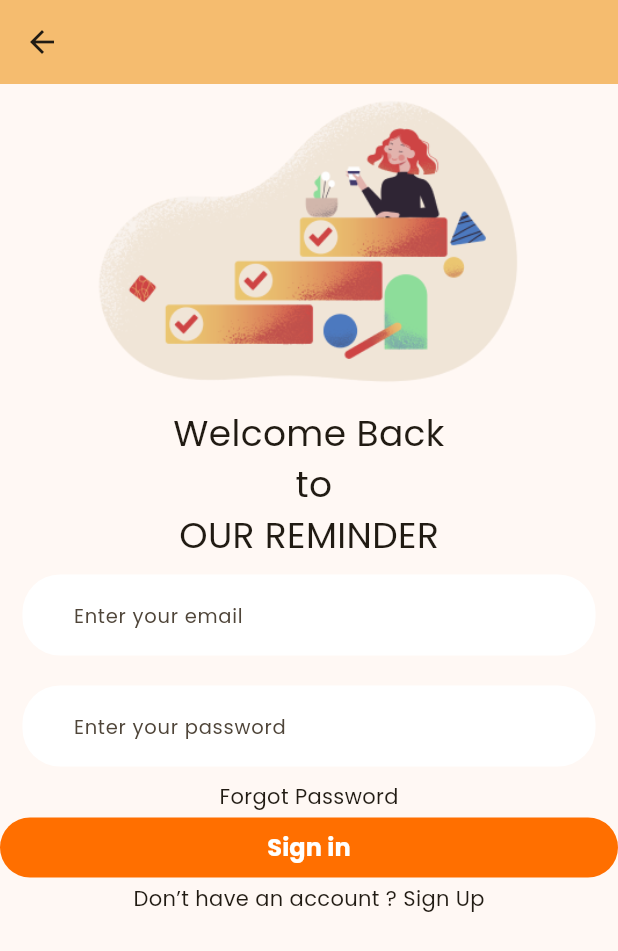
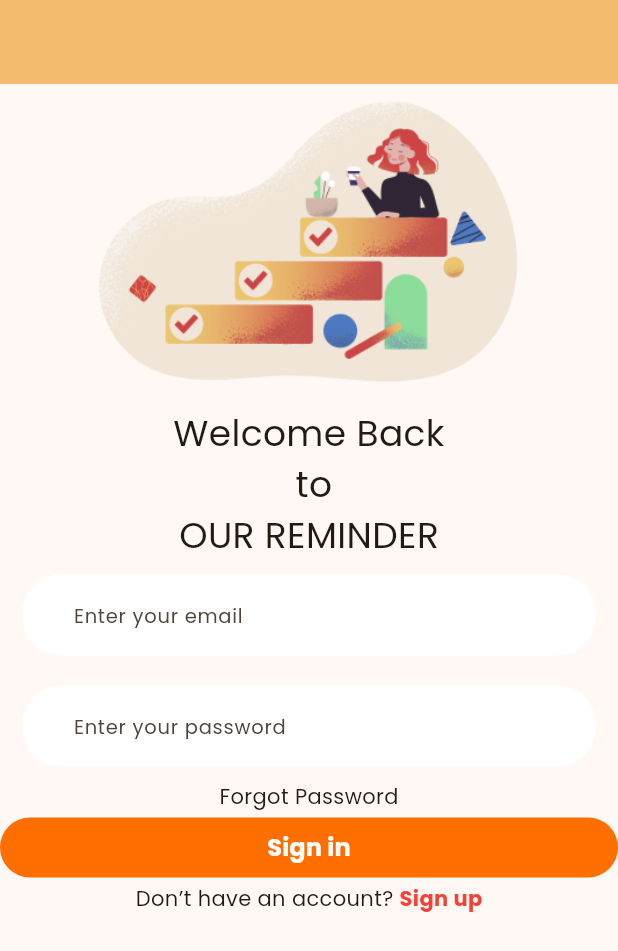
Before and after one commit to m4rri4nne/to_do_app_flutter, a Flutter app: the Login screen opened by its route, on a phone screen of 412 x 824 dp. Shown: the top 951 px of the screen. Run offline on Flutter 3.47's test engine with Material 3 defaults, Android fonts, the light colour scheme and no system bars.

Commit message:
Navegação

```diff
--- a/lib/components/info_header.dart
+++ b/lib/components/info_header.dart
@@ -8,7 +8,7 @@ class InfoHeader extends StatefulWidget {
 }
 
 class _InfoHeaderState extends State<InfoHeader> {
-  void action() {
+  void logout() {
     Navigator.pushNamed(context, '/');
   }
 
@@ -52,7 +52,7 @@ class _InfoHeaderState extends State<InfoHeader> {
                       backgroundColor:
                           MaterialStatePropertyAll(Colors.amber.shade900),
                     ),
-                    onPressed: action,
+                    onPressed: logout,
                     child: const Text(
                       'Logout',
                       style: TextStyle(
--- a/lib/screens/dashboard.dart
+++ b/lib/screens/dashboard.dart
@@ -16,6 +16,7 @@ class _DashboardState extends State<Dashboard> {
   Widget build(BuildContext context) {
     return Scaffold(
       appBar: AppBar(
+        automaticallyImplyLeading: false,
         backgroundColor: Theme.of(context).colorScheme.inversePrimary,
       ),
       body: const Column(
--- a/lib/screens/login.dart
+++ b/lib/screens/login.dart
@@ -13,11 +13,16 @@ class _LoginState extends State<Login> {
     Navigator.pushNamed(context, '/dashboard');
   }
 
+  void register() {
+    Navigator.pushNamed(context, '/registration');
+  }
+
   @override
   Widget build(BuildContext context) {
     return Scaffold(
       appBar: AppBar(
         backgroundColor: Theme.of(context).colorScheme.inversePrimary,
+        automaticallyImplyLeading: false,
       ),
       body: Center(
         child: Column(
@@ -100,10 +105,22 @@ class _LoginState extends State<Login> {
                 ],
               ),
             ),
-            const Row(
+            Row(
               mainAxisAlignment: MainAxisAlignment.center,
-              children: [Text('Don’t have an account ? Sign Up')],
-            )
+              children: [
+                const Text('Don’t have an account? '),
+                GestureDetector(
+                  onTap: register,
+                  child: const Text(
+                    "Sign up",
+                    style: TextStyle(
+                      color: Colors.red,
+                      fontWeight: FontWeight.bold,
+                    ),
+                  ),
+                )
+              ],
+            ),
           ],
         ),
       ),
--- a/lib/screens/welcome.dart
+++ b/lib/screens/welcome.dart
@@ -17,6 +17,7 @@ class _WelcomeState extends State<Welcome> {
     return Scaffold(
       appBar: AppBar(
         backgroundColor: Theme.of(context).colorScheme.inversePrimary,
+        automaticallyImplyLeading: false,
       ),
       body: Center(
         child: Column(
```
Also changed, not shown: lib/screens/registration.dart (+21 -4 lines).
